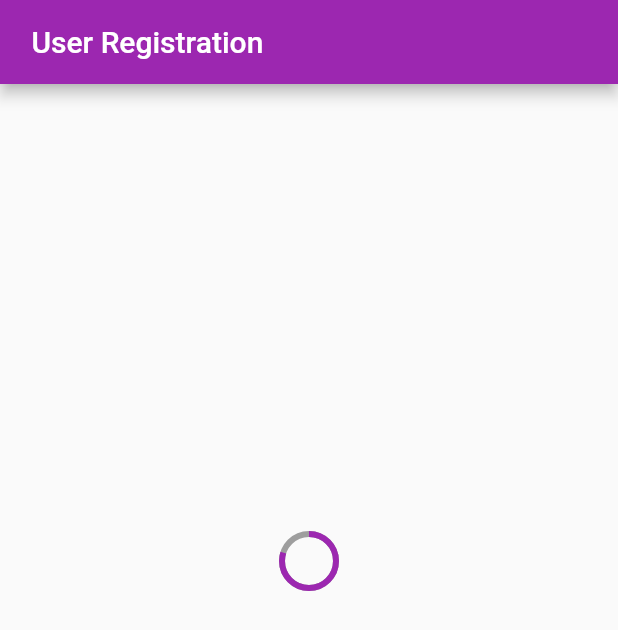
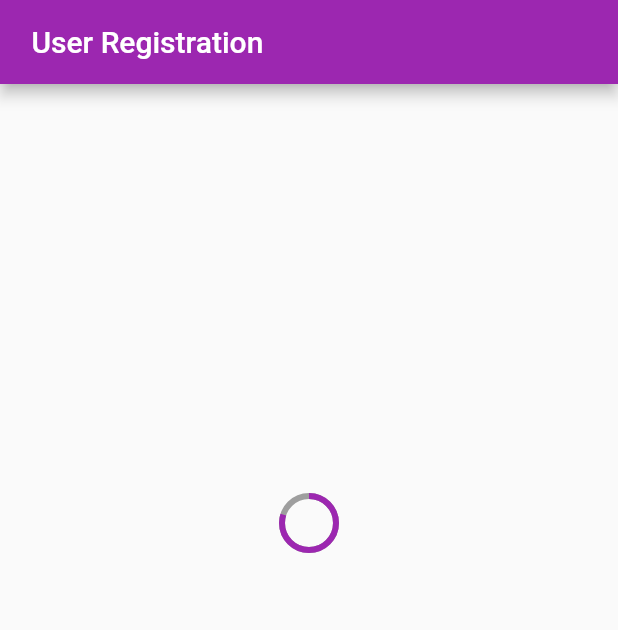
Before and after one commit to sakibsaeedsamad/registration_flutter_servlet, a Flutter app: the screen it shows after launch, on a phone screen of 412 x 824 dp. Shown: the top 630 px of the screen. Run offline on Flutter 3.47's test engine with Material 2 defaults, Android fonts, the phone set to English and light mode, and no system bars; our stand-ins replace fluttertoast; network calls fail.

Commit message:
Progressbar added successfully.

```diff
--- a/lib/main.dart
+++ b/lib/main.dart
@@ -34,6 +34,10 @@ class RegistrationPage extends StatefulWidget {
 
 class _RegistrationPageState extends State<RegistrationPage> with TickerProviderStateMixin {
   final GlobalKey<FormState> _formStateKey = GlobalKey<FormState>();
+
+  late MediaQueryData queryData;
+
+
    List<Role>? roleLists;
    List<Gender>? genderLists;
    List<User>? userLists;
@@ -243,6 +247,7 @@ class _RegistrationPageState extends State<RegistrationPage> with TickerProvider
 
   @override
   Widget build(BuildContext context) {
+    queryData = MediaQuery.of(context);
     return Scaffold(
       appBar: AppBar(
         title: Text(' User Registration'),
@@ -676,7 +681,7 @@ class _RegistrationPageState extends State<RegistrationPage> with TickerProvider
   Widget _circularProgressbar() {
     return Container(
         alignment: Alignment.center,
-        margin: EdgeInsets.only(top: 300),
+        margin: EdgeInsets.only(top: (queryData.size.height)/3),
         child: CircularProgressIndicator(
           value: controller.value,
           backgroundColor: Colors.grey,
```
